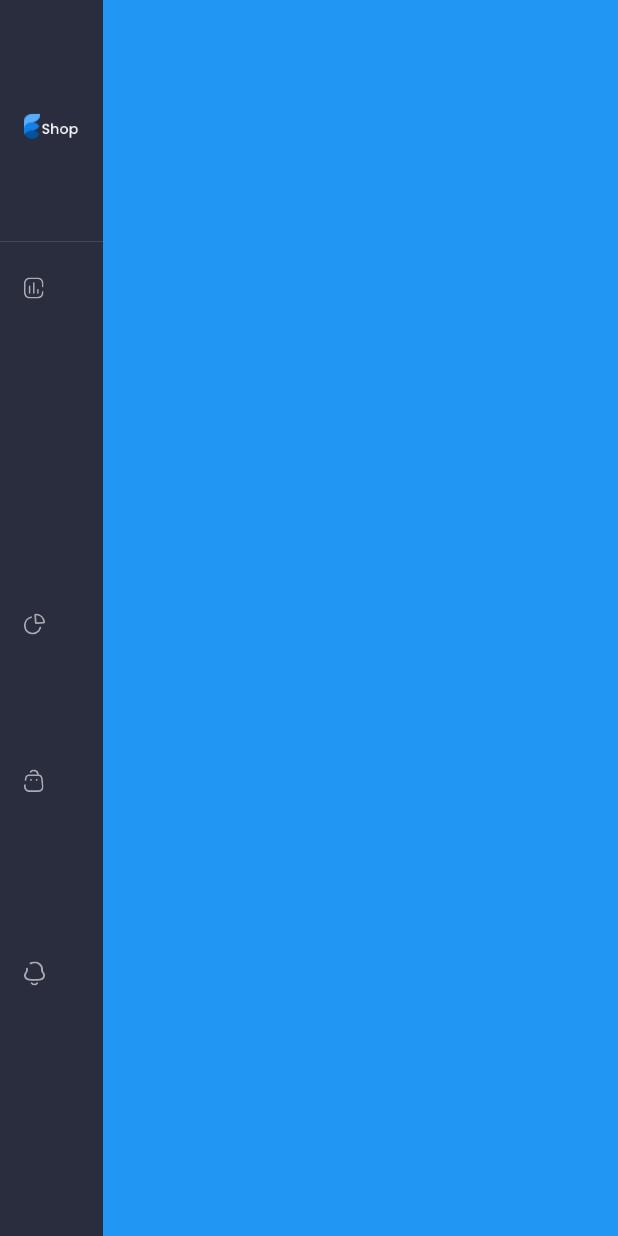
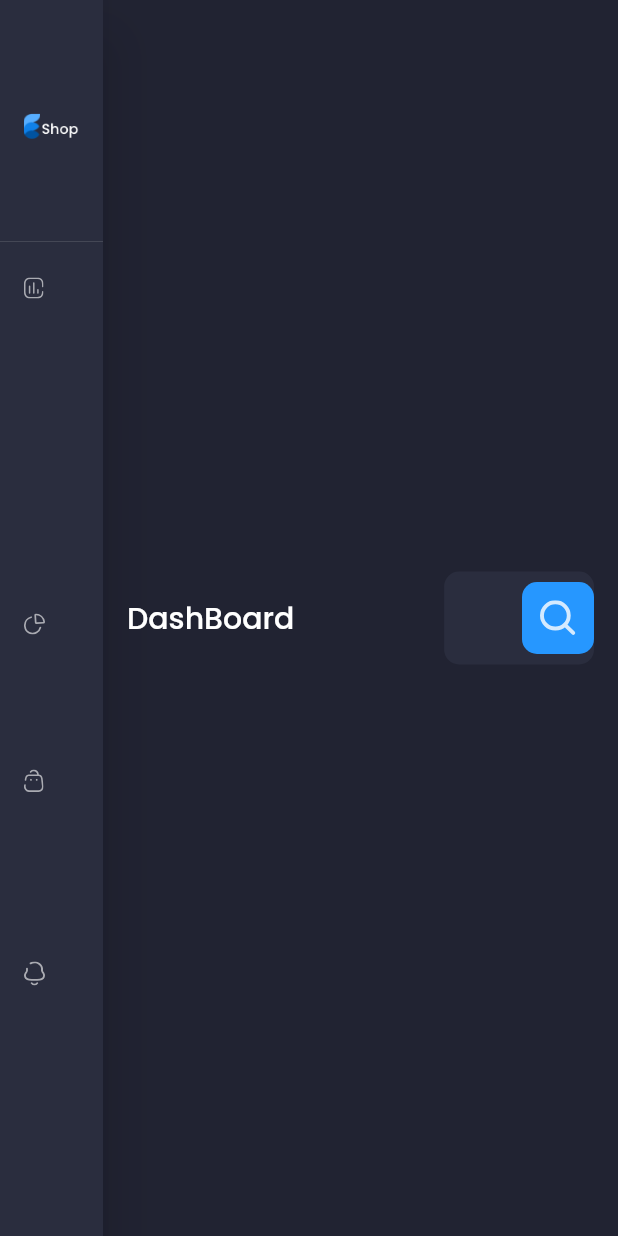
Before and after one commit to SaminYeaser/reponsive-dashboard-flutter, a Flutter app: the screen it shows after launch, on a phone screen of 412 x 824 dp. Run offline on Flutter 3.47's test engine with Material 2 defaults, Android fonts, the phone set to English and light mode, and no system bars; our stand-ins replace flutter_svg, google_fonts.

Commit message:
text feild with search added

```diff
--- /dev/null
+++ b/lib/screens/components/textfieldSearch.dart
@@ -0,0 +1,37 @@
+import 'package:flutter/material.dart';
+import 'package:flutter_svg/svg.dart';
+
+import '../constants.dart';
+
+class TextFieldSearch extends StatelessWidget {
+  const TextFieldSearch({Key? key}) : super(key: key);
+
+  @override
+  Widget build(BuildContext context) {
+    return TextField(
+      decoration: InputDecoration(
+        fillColor: secondaryColor,
+        filled: true,
+        border: OutlineInputBorder(
+          borderSide: BorderSide.none,
+          borderRadius: BorderRadius.all(
+            Radius.circular(10),
+          ),
+        ),
+        suffixIcon: InkWell(
+          onTap: () {},
+          child: Container(
+            padding: EdgeInsets.all(defaultPadding * .75),
+            decoration: BoxDecoration(
+              color: primaryColor,
+              borderRadius: BorderRadius.all(
+                Radius.circular(10),
+              ),
+            ),
+            child: SvgPicture.asset('assets/icons/Search.svg'),
+          ),
+        ),
+      ),
+    );
+  }
+}
--- a/lib/screens/dashboard/dashboard_section.dart
+++ b/lib/screens/dashboard/dashboard_section.dart
@@ -1,5 +1,7 @@
+import 'package:dashboard/screens/components/textfieldSearch.dart';
 import 'package:dashboard/screens/constants.dart';
 import 'package:flutter/material.dart';
+import 'package:flutter_svg/flutter_svg.dart';
 
 class DashboardScreen extends StatelessWidget {
   const DashboardScreen({Key? key}) : super(key: key);
@@ -11,12 +13,20 @@ class DashboardScreen extends StatelessWidget {
         padding: EdgeInsets.all(
           defaultPadding,
         ),
-        child: Row(
+        child: Column(
           children: [
-            Text(
-              "DashBoard",
-              style: Theme.of(context).textTheme.headline6,
-            ),
+            Row(
+              children: [
+                Text(
+                  "DashBoard",
+                  style: Theme.of(context).textTheme.headline6,
+                ),
+                Spacer(),
+                Expanded(
+                  child: TextFieldSearch(),
+                )
+              ],
+            )
           ],
         ),
       ),
--- a/lib/screens/mainScreen.dart
+++ b/lib/screens/mainScreen.dart
@@ -1,3 +1,4 @@
+import 'package:dashboard/screens/dashboard/dashboard_section.dart';
 import 'package:flutter/material.dart';
 import 'package:flutter_svg/flutter_svg.dart';
 
@@ -15,9 +16,7 @@ class MainScreen extends StatelessWidget {
             ),
             Expanded(
               flex: 5,
-              child: Container(
-                color: Colors.blue,
-              ),
+              child: DashboardScreen(),
             )
           ],
         ),
```
